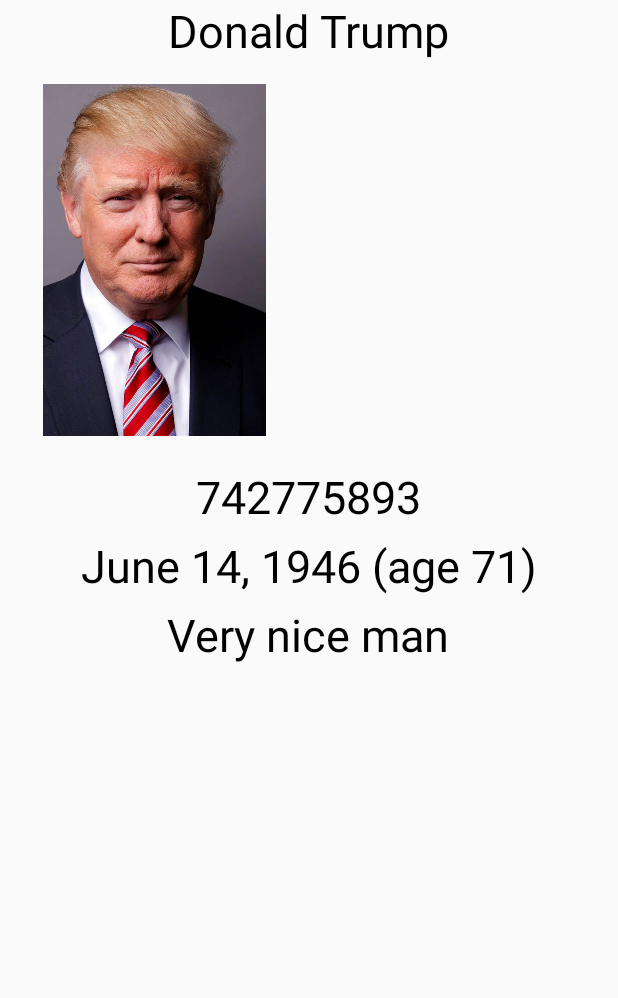
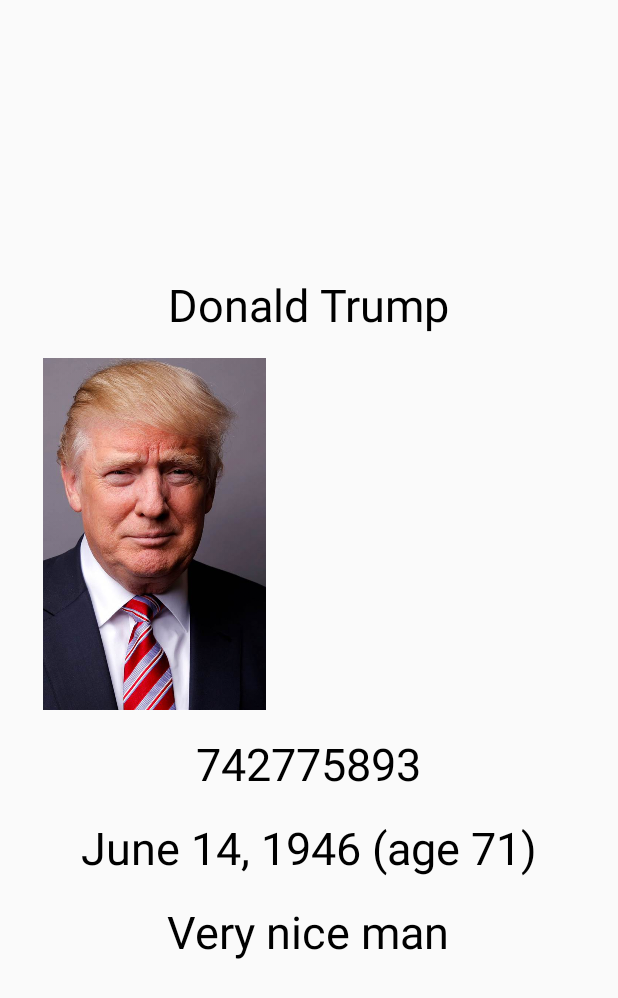
Before and after one commit to gRaytan/TouchDown, an Android app: the PersonDetailsActivity screen opened directly, with no data from a screen before it, on a phone screen of 412 x 824 dp. Shown: the top 998 px of the screen. Run offline under Robolectric (Android 15) with nearby library versions, the phone set to English and light mode, and no system bars; 5 statements that could not run were skipped.

Commit message:
Refactor xml

```diff
--- a/app/src/main/java/com/touchdown/muchface/PersonDetailsActivity.java
+++ b/app/src/main/java/com/touchdown/muchface/PersonDetailsActivity.java
@@ -34,12 +34,12 @@ public class PersonDetailsActivity extends AppCompatActivity {
     }
 
     private void initViews() {
-        mNameText = (TextView) findViewById(R.id.textview_name);
-        mProfileImage = (ImageView) findViewById(R.id.server_img);
-        mSourceImage = (ImageView) findViewById(R.id.selfie);
-        mSsnText = (TextView) findViewById(R.id.ssn_text_view);
-        mBirthDayText = (TextView) findViewById(R.id.birth_date);
-        mDescriptionText = (TextView) findViewById(R.id.description);
+        mNameText = (TextView) findViewById(R.id.details_name);
+        mProfileImage = (ImageView) findViewById(R.id.details_profile);
+        mSourceImage = (ImageView) findViewById(R.id.details_source_image);
+        mSsnText = (TextView) findViewById(R.id.details_ssn);
+        mBirthDayText = (TextView) findViewById(R.id.details_birth_date);
+        mDescriptionText = (TextView) findViewById(R.id.details_description);
     }
 
     private void updateDataFromIntent() {
--- a/app/src/main/res/layout/activity_main.xml
+++ b/app/src/main/res/layout/activity_main.xml
@@ -1,40 +1,33 @@
 <?xml version="1.0" encoding="utf-8"?>
-<RelativeLayout
-    xmlns:android="http://schemas.android.com/apk/res/android"
+<LinearLayout xmlns:android="http://schemas.android.com/apk/res/android"
     xmlns:tools="http://schemas.android.com/tools"
     android:layout_width="match_parent"
     android:layout_height="match_parent"
-    tools:context="com.touchdown.muchface.MainActivity"
-    >
+    android:gravity="center_horizontal"
+    android:orientation="vertical"
+    tools:context="com.touchdown.muchface.MainActivity">
 
     <Button
         android:id="@+id/take_photo_btn"
         android:layout_width="65dp"
         android:layout_height="60dp"
-      android:layout_centerHorizontal="true"
         android:layout_marginTop="50dp"
         android:background="@drawable/ic_camera_alt_black_24dp"
         android:onClick="onCameraClick"
-      tools:ignore="RtlHardcoded"
-      />
+        tools:ignore="RtlHardcoded" />
+
     <ImageView
         android:id="@+id/photo_img_view"
         android:layout_width="300dp"
         android:layout_height="200dp"
-      android:layout_below="@id/take_photo_btn"
-      android:layout_centerHorizontal="true"
-      android:textAlignment="center"
-      />
+        android:textAlignment="center" />
 
     <Button
         android:id="@+id/send_to_match_btn"
         android:layout_width="65dp"
         android:layout_height="60dp"
-      android:layout_below="@id/photo_img_view"
-      android:layout_centerHorizontal="true"
         android:layout_marginTop="50dp"
         android:background="@drawable/ic_send_black_24dp"
         android:onClick="onSendClick"
-      tools:ignore="RtlHardcoded"
-      />
-</RelativeLayout>
+        tools:ignore="RtlHardcoded" />
+</LinearLayout>
--- a/app/src/main/res/layout/activity_person_info.xml
+++ b/app/src/main/res/layout/activity_person_info.xml
@@ -1,77 +1,69 @@
 <?xml version="1.0" encoding="utf-8"?>
-<RelativeLayout xmlns:android="http://schemas.android.com/apk/res/android"
+<LinearLayout xmlns:android="http://schemas.android.com/apk/res/android"
     xmlns:tools="http://schemas.android.com/tools"
     android:layout_width="match_parent"
     android:layout_height="match_parent"
+    android:gravity="center"
+    android:orientation="vertical"
     tools:context="com.touchdown.muchface.PersonDetailsActivity">
 
     <TextView
-        android:id="@+id/textview_name"
+        android:id="@+id/details_name"
         android:layout_width="wrap_content"
         android:layout_height="wrap_content"
-        android:layout_centerHorizontal="true"
         android:text="Donald Trump"
         android:textColor="@color/black"
-        android:textSize="30sp" />
+        android:textSize="@dimen/font_size" />
 
     <LinearLayout
-        android:id="@+id/photos"
         android:layout_width="match_parent"
-        android:layout_height="250sp"
-        android:layout_below="@id/textview_name"
-        android:paddingTop="15dp">
+        android:layout_height="250dp"
+        android:orientation="horizontal"
+        android:paddingTop="@dimen/padding_normal">
 
         <ImageView
-            android:id="@+id/server_img"
-            android:layout_width="match_parent"
+            android:id="@+id/details_profile"
+            android:layout_width="0dp"
             android:layout_height="wrap_content"
-            android:layout_gravity="left"
             android:layout_weight="1"
             android:src="@drawable/trump_server" />
 
         <ImageView
-            android:id="@+id/selfie"
-            android:layout_width="match_parent"
+            android:id="@+id/details_source_image"
+            android:layout_width="0dp"
             android:layout_height="wrap_content"
-            android:layout_gravity="left"
             android:layout_weight="1"
             android:src="@drawable/trump_selfie_photo" />
     </LinearLayout>
 
     <TextView
-        android:id="@+id/ssn_text_view"
+        android:id="@+id/details_ssn"
         android:layout_width="wrap_content"
         android:layout_height="wrap_content"
-        android:layout_below="@id/photos"
-        android:layout_centerHorizontal="true"
-        android:paddingTop="20dp"
+        android:paddingTop="@dimen/padding_normal"
         android:text="742775893"
         android:textAlignment="center"
         android:textColor="@color/black"
-        android:textSize="30sp" />
+        android:textSize="@dimen/font_size" />
 
     <TextView
-        android:id="@+id/birth_date"
+        android:id="@+id/details_birth_date"
         android:layout_width="wrap_content"
         android:layout_height="wrap_content"
-        android:layout_below="@id/ssn_text_view"
-        android:layout_centerHorizontal="true"
-        android:paddingTop="5dp"
+        android:paddingTop="@dimen/padding_normal"
         android:text="June 14, 1946 (age 71)"
         android:textAlignment="center"
         android:textColor="@color/black"
-        android:textSize="30sp" />
+        android:textSize="@dimen/font_size" />
 
     <TextView
-        android:id="@+id/description"
+        android:id="@+id/details_description"
         android:layout_width="wrap_content"
         android:layout_height="wrap_content"
-        android:layout_below="@id/birth_date"
-        android:layout_centerHorizontal="true"
-        android:paddingTop="5dp"
+        android:paddingTop="@dimen/padding_normal"
         android:text="Very nice man"
         android:textAlignment="center"
         android:textColor="@color/black"
-        android:textSize="30sp" />
+        android:textSize="@dimen/font_size" />
 
-</RelativeLayout>
+</LinearLayout>
--- a/app/src/main/res/values/dimens.xml
+++ b/app/src/main/res/values/dimens.xml
@@ -1,3 +1,5 @@
 <resources>
   <dimen name="fab_margin">16dp</dimen>
+    <dimen name="font_size">30sp</dimen>
+  <dimen name="padding_normal">15dp</dimen>
 </resources>
```
Lines whose indentation alone changed are shown as unchanged.
